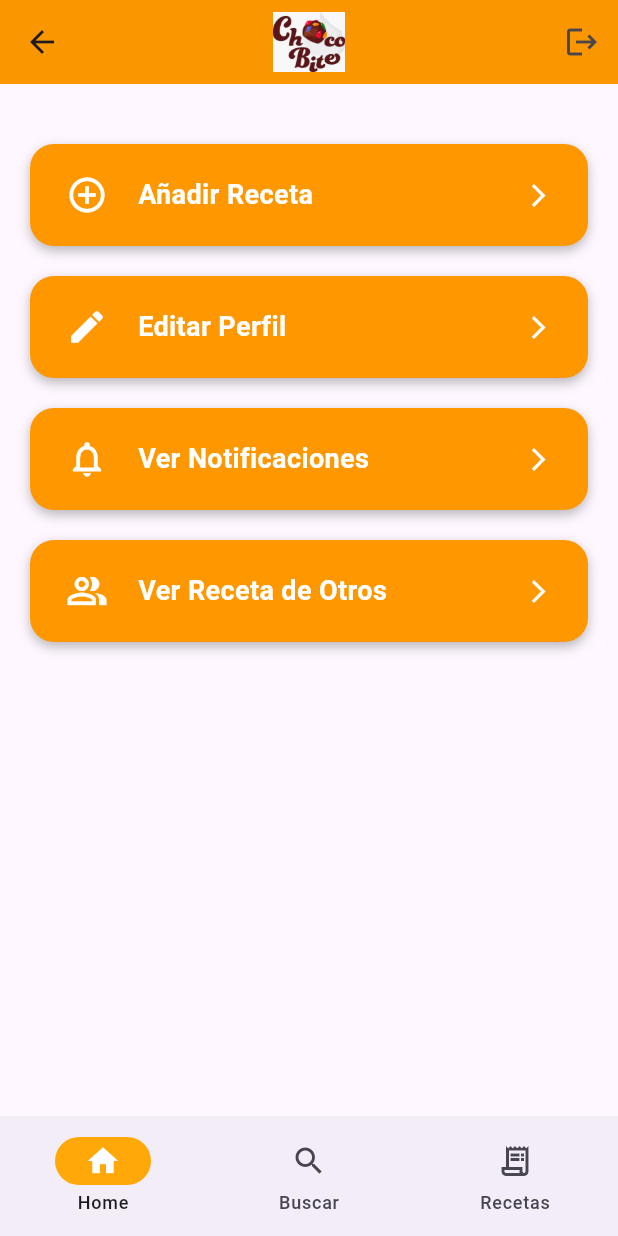
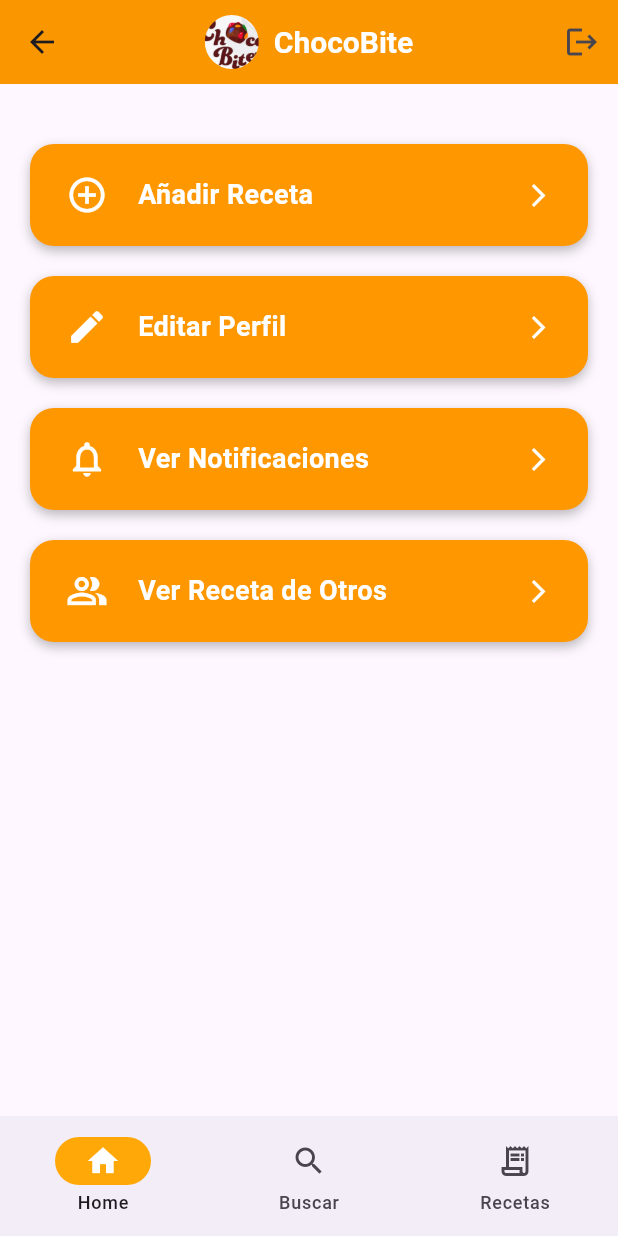
Before and after one commit to FioreEnojona/movil2Proyecto, a Flutter app: the HomeScreen screen opened by its route, on a phone screen of 412 x 824 dp. Run offline on Flutter 3.47's test engine with Material 3 defaults, Android fonts, the phone set to English and light mode, and no system bars.

Commit message:
la matada

```diff
--- a/lib/Home_Screen.dart
+++ b/lib/Home_Screen.dart
@@ -36,11 +36,32 @@ class _HomeScreenState extends State<HomeScreen> {
     return Scaffold(
       appBar: AppBar(
         backgroundColor: const Color.fromARGB(255, 250, 150, 0),
-        title: SizedBox(
-          height: 40,
-          child: Image.asset('assets/images/logo_chocobite.jpg'), // 👈 Aquí se carga el logo
+        centerTitle: true,
+        title: Row(
+          mainAxisSize: MainAxisSize.min,
+          children: [
+            ClipOval(
+              child: Image.asset(
+                'assets/images/logo_chocobite.jpg',
+                height: 36,
+                width: 36,
+                fit: BoxFit.cover,
+                errorBuilder: (context, error, stackTrace) {
+                  return const Icon(Icons.image_not_supported, color: Colors.white);
+                },
+              ),
+            ),
+            const SizedBox(width: 10),
+            const Text(
+              'ChocoBite',
+              style: TextStyle(
+                fontSize: 20,
+                fontWeight: FontWeight.bold,
+                color: Colors.white,
+              ),
+            ),
+          ],
         ),
-        centerTitle: true,
         actions: [
           IconButton(
             icon: const Icon(Icons.logout),
```
